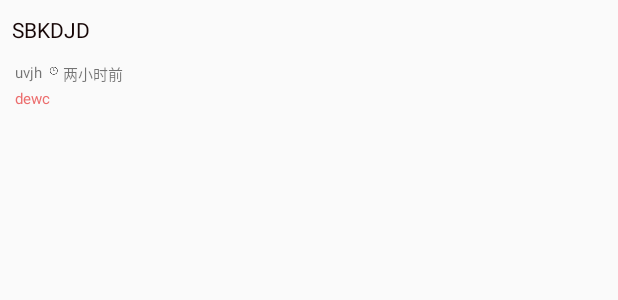
After one commit to vfc1/-AndroidAPP-, an Android app: the layout article_item.xml on its own in the app's theme, with its tools: preview values and no code run, on a phone screen of 412 x 824 dp. The commit adds this screen. Shown: the top 300 px of the screen. Run offline under Robolectric (Android 15) with nearby library versions, the phone set to English and light mode, and no system bars.

Commit message:
增加从网上获取了首页文章的功能

```diff
--- a/WanAnroid/app/src/main/java/com/example/android/view/KnowledgeFragment.java
+++ b/WanAnroid/app/src/main/java/com/example/android/view/KnowledgeFragment.java
@@ -1,6 +1,8 @@
 package com.example.android.view;
 
+import android.content.Context;
 import android.os.Bundle;
+import android.support.annotation.Nullable;
 import android.support.v4.app.Fragment;
 import android.util.Log;
 import android.view.LayoutInflater;
@@ -14,6 +16,7 @@ import com.example.android.R;
 public class KnowledgeFragment extends Fragment {
 
     private View view;
+
     @Override
     public View onCreateView(LayoutInflater inflater, ViewGroup container, Bundle savedInstanceState){
         view=inflater.inflate(R.layout.knowledge_fragment,container,false);
--- a/WanAnroid/app/src/main/java/com/example/android/view/ProjectionFragment.java
+++ b/WanAnroid/app/src/main/java/com/example/android/view/ProjectionFragment.java
@@ -14,6 +14,7 @@ public class ProjectionFragment extends Fragment {
     @Override
     public View onCreateView(LayoutInflater inflater, ViewGroup container, Bundle savedInstanceState){
         View view=inflater.inflate(R.layout.projection_fragment,container,false);
+        Log.d("Knowledge","项目的碎片");
         return view;
     }
 }
--- a/WanAnroid/app/src/main/res/layout/activity_main.xml
+++ b/WanAnroid/app/src/main/res/layout/activity_main.xml
@@ -7,8 +7,7 @@
     android:layout_width="match_parent"
     android:layout_height="match_parent"
     tools:ignore="NamespaceTypo">
-    <LinearLayout xmlns:android="http://schemas.android.com/apk/res/android"
-        xmlns:tools="http://schemas.android.com/tools"
+    <LinearLayout
         android:layout_width="match_parent"
         android:layout_height="match_parent"
         android:orientation="vertical">
@@ -43,6 +42,7 @@
                     android:button="@null"
                     android:drawableTop="@drawable/home_select"
                     android:gravity="center"
+                    android:checked="true"
                     android:text="首页"/>
 
 
--- /dev/null
+++ b/WanAnroid/app/src/main/res/layout/article_item.xml
@@ -0,0 +1,64 @@
+<?xml version="1.0" encoding="utf-8"?>
+<RelativeLayout xmlns:android="http://schemas.android.com/apk/res/android" android:layout_width="match_parent"
+    android:layout_height="wrap_content">
+
+    <TextView
+        android:id="@+id/title"
+        android:layout_width="wrap_content"
+        android:layout_height="wrap_content"
+        android:layout_marginLeft="8dp"
+        android:layout_marginRight="8dp"
+        android:layout_marginTop="10dp"
+        android:maxLines="2"
+        android:text="SBKDJD"
+        android:textAllCaps="true"
+        android:textColor="#160606" />
+
+    <TextView
+        android:id="@+id/author"
+        android:layout_width="wrap_content"
+        android:layout_height="wrap_content"
+        android:layout_below="@id/title"
+        android:layout_alignParentLeft="true"
+        android:layout_marginLeft="10dp"
+        android:layout_marginTop="12dp"
+        android:maxLines="1"
+        android:text="uvjh"
+        android:textSize="10sp" />
+
+
+    <ImageView
+        android:id="@+id/clock"
+        android:layout_width="wrap_content"
+        android:layout_height="wrap_content"
+        android:layout_below="@id/title"
+        android:layout_marginLeft="5dp"
+        android:layout_marginTop="15dp"
+        android:layout_toRightOf="@id/author"
+        android:background="@drawable/time" />
+
+    <TextView
+        android:id="@+id/time"
+        android:layout_width="wrap_content"
+        android:layout_height="wrap_content"
+        android:layout_below="@id/title"
+        android:layout_marginLeft="3dp"
+        android:layout_marginTop="12dp"
+        android:layout_toRightOf="@id/clock"
+        android:maxLines="1"
+        android:text="两小时前"
+        android:textSize="10sp" />
+
+    <TextView
+        android:id="@+id/type"
+        android:layout_width="wrap_content"
+        android:layout_height="wrap_content"
+        android:layout_below="@id/author"
+        android:layout_marginLeft="10dp"
+        android:layout_marginTop="3dp"
+        android:maxLines="1"
+        android:text="dewc"
+        android:textColor="#EC6D6D"
+        android:textSize="10sp" />
+
+</RelativeLayout>
--- a/WanAnroid/app/src/main/res/layout/home_fragment.xml
+++ b/WanAnroid/app/src/main/res/layout/home_fragment.xml
@@ -4,4 +4,9 @@
     android:layout_height="match_parent"
     android:orientation="vertical">
 
+    <ListView
+        android:id="@+id/list_view"
+        android:layout_width="match_parent"
+        android:layout_height="0dp"
+        android:layout_weight="1" />
 </LinearLayout>
```
Also changed, not shown: WanAnroid/app/src/main/AndroidManifest.xml (+9 -1 lines), WanAnroid/app/src/main/java/com/example/android/adapter/AticleViewAdapter.java (added, +40 -0 lines), WanAnroid/app/src/main/java/com/example/android/bean/HomeArticle.java (added, +51 -0 lines), WanAnroid/app/src/main/java/com/example/android/presenter/InternetPresenter.java (added, +48 -0 lines), WanAnroid/app/src/main/java/com/example/android/service/ArticleLoad.java (added, +107 -0 lines), WanAnroid/app/src/main/java/com/example/android/service/MyIntentService.java (added, +82 -0 lines), WanAnroid/app/src/main/java/com/example/android/util/ConnectUtil.java (added, +43 -0 lines), WanAnroid/app/src/main/java/com/example/android/view/HomeFragment.java (+33 -0 lines), WanAnroid/app/src/main/java/com/example/android/view/MainActivity.java (+49 -13 lines), WanAnroid/app/src/main/res/drawable-xxhdpi/time.png (added).
